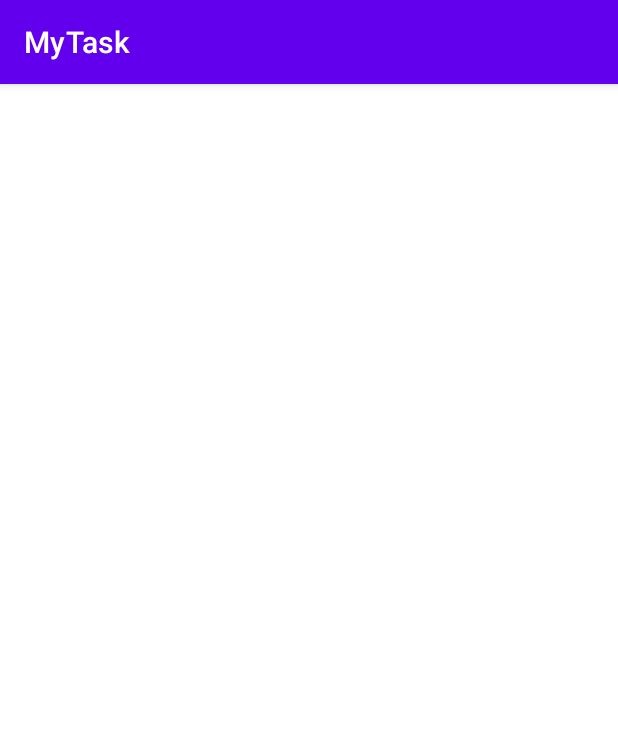
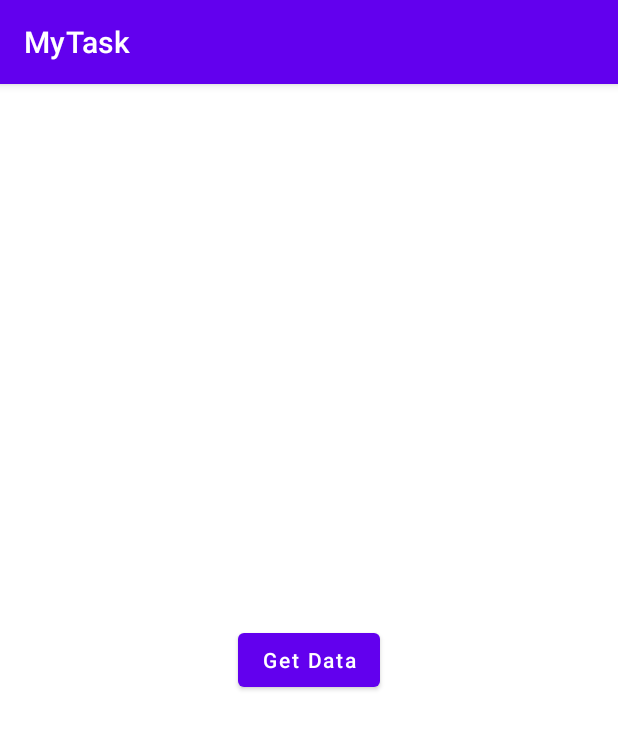
Before and after one commit to rahultanwar8814/MyTask, an Android app: the screen it shows after launch (RetrofitActivity), after a tap on "GET DATA", on a phone screen of 412 x 824 dp. Shown: the top 729 px of the screen. Run offline under Robolectric (Android 15) with nearby library versions, the phone set to English and light mode, and no system bars.

Commit message:
did somethings

```diff
--- a/app/src/main/java/com/errorsmasher/mytask/RetrofitActivity.kt
+++ b/app/src/main/java/com/errorsmasher/mytask/RetrofitActivity.kt
@@ -1,8 +1,15 @@
 package com.errorsmasher.mytask
 
 import android.os.Bundle
+import android.util.Log
 import androidx.appcompat.app.AppCompatActivity
+import com.errorsmasher.mytask.comman.Constant.basic
+import com.errorsmasher.mytask.comman.EarningModal
+import com.errorsmasher.mytask.comman.RetrofitClient
 import com.errorsmasher.mytask.databinding.ActivityRetrofitBinding
+import retrofit.Callback
+import retrofit.Response
+import retrofit.Retrofit
 
 class RetrofitActivity : AppCompatActivity() {
     lateinit var binding: ActivityRetrofitBinding
@@ -10,5 +17,28 @@ class RetrofitActivity : AppCompatActivity() {
         super.onCreate(savedInstanceState)
         binding = ActivityRetrofitBinding.inflate(layoutInflater)
         setContentView(binding.root)
+
+
+        binding.retroFit.setOnClickListener {
+            val authHeader = "Basic+$basic "
+            val callBack = RetrofitClient.getApi()
+                .getRetroFitResponce(authHeader, "interview@maisha@12701")
+            callBack.enqueue(object : Callback<EarningModal> {
+                override fun onResponse(
+                    response: Response<EarningModal>?,
+                    retrofit: Retrofit?
+                ) {
+                    if (response!!.isSuccess) {
+                        Log.d("qqqqq", "Successful")
+                    } else {
+                        Log.d("qqqqq", "Failed")
+                    }
+                }
+
+                override fun onFailure(t: Throwable?) {
+                    Log.d("qqqqq", "ERROR")
+                }
+            })
+        }
     }
 }
--- a/app/src/main/res/layout/activity_retrofit.xml
+++ b/app/src/main/res/layout/activity_retrofit.xml
@@ -6,4 +6,14 @@
     android:layout_height="match_parent"
     tools:context=".RetrofitActivity">
 
+    <Button
+        android:id="@+id/retroFit"
+        android:layout_width="wrap_content"
+        android:layout_height="wrap_content"
+        android:text="Get Data"
+        android:textAllCaps="false"
+        app:layout_constraintBottom_toBottomOf="parent"
+        app:layout_constraintEnd_toEndOf="parent"
+        app:layout_constraintStart_toStartOf="parent"
+        app:layout_constraintTop_toTopOf="parent" />
 </androidx.constraintlayout.widget.ConstraintLayout>
```
Also changed, not shown: app/src/main/java/com/errorsmasher/mytask/comman/Constant.kt (added, +9 -0 lines), app/src/main/java/com/errorsmasher/mytask/comman/RetrofitClient.kt (added, +19 -0 lines), app/src/main/java/com/errorsmasher/mytask/comman/TestApi.kt (added, +16 -0 lines).
